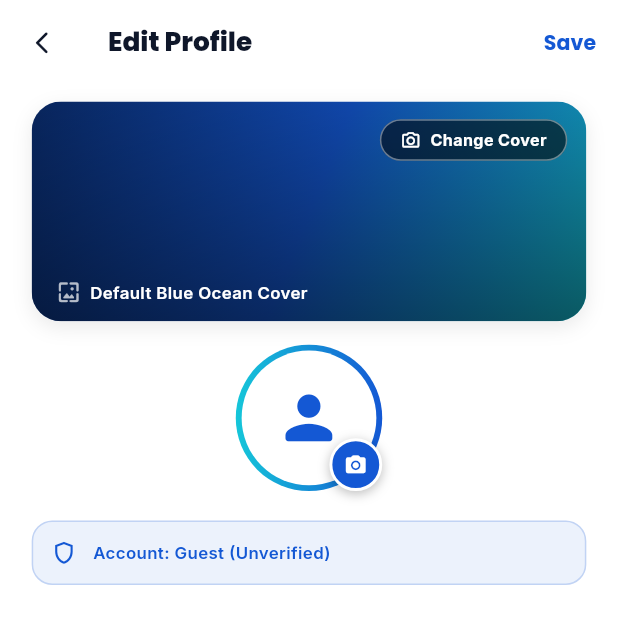
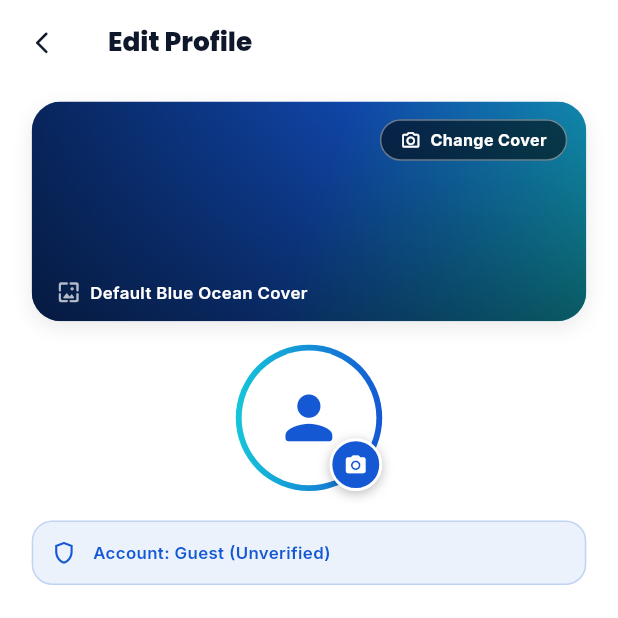
Before and after one commit to markiella/BiliRoute, a Flutter app: the ProfileScreen screen opened directly, after a tap on "Edit", on a phone screen of 412 x 824 dp, the top half of it. Run offline on Flutter 3.47's test engine with Material 3 defaults, Android fonts, the phone set to English and light mode, and no system bars; our stand-ins replace dio, flutter_animate, flutter_screenutil, flutter_secure_storage, geolocator, go_router and 6 more; accounts and stored records are empty; network calls fail; project files that could hold a hidden picture were left out.

Commit message:
fix: remove redundant edit & save buttons, handle MissingPluginException for image picker

```diff
--- a/lib/features/profile/edit_profile_screen.dart
+++ b/lib/features/profile/edit_profile_screen.dart
@@ -95,8 +95,15 @@ class _EditProfileScreenState extends State<EditProfileScreen> {
       }
     } catch (e) {
       if (mounted) {
+        final msg = e.toString().contains('MissingPluginException')
+            ? 'Gallery image picker requires an app restart to load native plugins. Please perform a full restart (R in terminal).'
+            : 'Could not pick image: $e';
         ScaffoldMessenger.of(context).showSnackBar(
-          SnackBar(content: Text('Could not pick image: $e')),
+          SnackBar(
+            content: Text(msg),
+            backgroundColor: const Color(0xFFEF4444),
+            duration: const Duration(seconds: 4),
+          ),
         );
       }
     }
@@ -114,8 +121,15 @@ class _EditProfileScreenState extends State<EditProfileScreen> {
       }
     } catch (e) {
       if (mounted) {
+        final msg = e.toString().contains('MissingPluginException')
+            ? 'Gallery image picker requires an app restart to load native plugins. Please perform a full restart (R in terminal).'
+            : 'Could not pick image: $e';
         ScaffoldMessenger.of(context).showSnackBar(
-          SnackBar(content: Text('Could not pick image: $e')),
+          SnackBar(
+            content: Text(msg),
+            backgroundColor: const Color(0xFFEF4444),
+            duration: const Duration(seconds: 4),
+          ),
         );
       }
     }
@@ -655,25 +669,6 @@ class _EditProfileScreenState extends State<EditProfileScreen> {
             color: cs.onSurface,
           ),
         ),
-        actions: [
-          TextButton(
-            onPressed: _isSubmitting ? null : _handleSave,
-            child: _isSubmitting
-                ? SizedBox(
-                    width: 16.r,
-                    height: 16.r,
-                    child: const CircularProgressIndicator(strokeWidth: 2),
-                  )
-                : Text(
-                    'Save',
-                    style: TextStyle(
-                      fontSize: 14.sp,
-                      fontWeight: FontWeight.w700,
-                      color: AppColors.royalBlue,
-                    ),
-                  ),
-          ),
-        ],
       ),
       body: SingleChildScrollView(
         physics: const BouncingScrollPhysics(),
--- a/lib/features/profile/profile_screen.dart
+++ b/lib/features/profile/profile_screen.dart
@@ -568,18 +568,6 @@ class _ContactDetailsCard extends StatelessWidget {
                   color: cs.onSurface,
                 ),
               ),
-              const Spacer(),
-              GestureDetector(
-                onTap: () => context.push(AppRouter.editProfile),
-                child: Text(
-                  'Edit',
-                  style: TextStyle(
-                    fontSize: 11.5.sp,
-                    fontWeight: FontWeight.w700,
-                    color: AppColors.royalBlue,
-                  ),
-                ),
-              ),
             ],
           ),
           SizedBox(height: 12.h),
```
